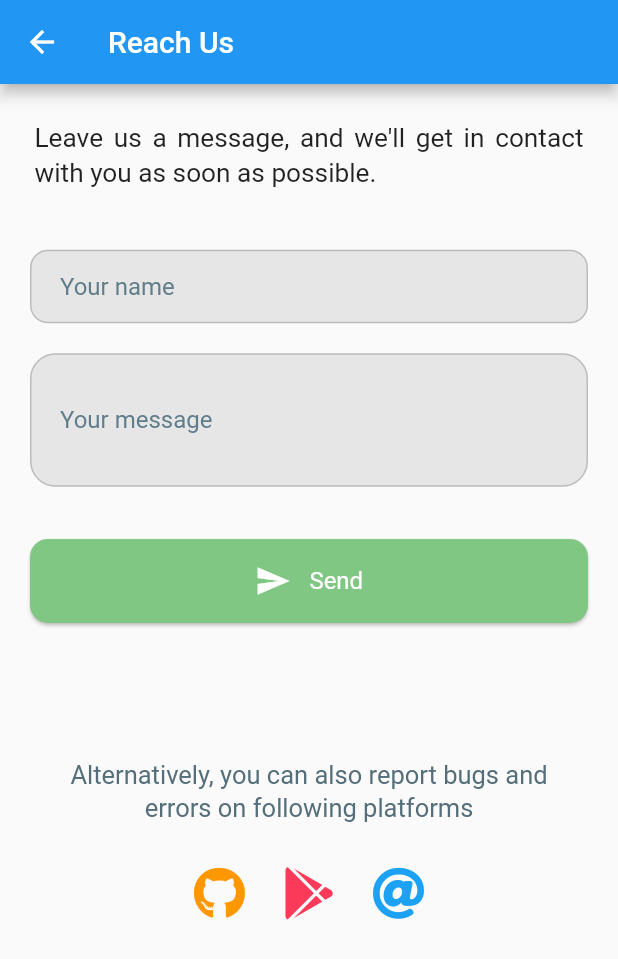
After one commit to Avadhesh-Nasit/Construction-Application, a Flutter app: the ReachUs screen opened directly, after a tap on "Send", on a phone screen of 412 x 824 dp. The commit adds this screen. Shown: the top 959 px of the screen. Run offline on Flutter 3.47's test engine with Material 2 defaults, Android fonts, the phone set to English and light mode, and no system bars; our stand-ins replace carousel_slider, cloud_firestore, firebase_auth, firebase_core, firebase_database, firebase_storage and 5 more; missing offline and left inert: favorite_button, firestore_search, geocoder, rate_my_app; accounts and stored records are empty; Roboto replaces fonts that are missing (RobotoSlab).

Commit message:
21/05/2021

```diff
--- a/lib/screens/admin.dart
+++ b/lib/screens/admin.dart
@@ -1,5 +1,6 @@
 import 'package:cloud_firestore/cloud_firestore.dart';
 import 'package:construction_application/models/databaseManager.dart';
+import 'package:construction_application/screens/rating.dart';
 import 'package:construction_application/screens/searchProperty.dart';
 import 'package:construction_application/screens/searchUserWithEmail.dart';
 import 'package:construction_application/screens/searchUserWithPhoneNumber.dart';
@@ -168,6 +169,18 @@ class _adminState extends State<admin> {
             //     ],
             //   ),
             // ),
+            ListTile(
+              title:Row(
+                children: [
+                  Icon(Icons.info_outline),
+                  Padding(padding: EdgeInsets.only(left: 10.0)),
+                  Text("Rating")
+                ],
+              ),
+              onTap: (){
+                Navigator.of(context).push(MaterialPageRoute(builder: (context)=>ReachUs()));
+              },
+            ),
             Divider(color: Colors.indigo,),
             ListTile(
               title:Row(
--- /dev/null
+++ b/lib/screens/rating.dart
@@ -0,0 +1,347 @@
+// import 'package:flutter/material.dart';
+// import 'package:fluttertoast/fluttertoast.dart';
+// import 'package:rate_my_app/rate_my_app.dart';
+//
+// /// Main Rate my app instance.
+// RateMyApp _rateMyApp = RateMyApp(
+//   preferencesPrefix: 'rateMyApp_',
+//   minDays: 7,
+//   minLaunches: 10,
+//   remindDays: 7,
+//   remindLaunches: 10,
+//   // appStoreIdentifier: '',
+//   // googlePlayIdentifier: '',
+// );
+//
+// class rating extends StatefulWidget {
+//   @override
+//   _ratingState createState() => _ratingState();
+// }
+//
+// class _ratingState extends State<rating> {
+//   @override
+//   void initState() {
+//     super.initState();
+//     _rateMyApp.init().then((_) {
+//       _rateMyApp.conditions.forEach((condition) {
+//         if (condition is DebuggableCondition) {
+//           //print(condition.valuesAsString());
+//           // We iterate through our list of conditions and we print all debuggable ones.
+//         }
+//       });
+//
+//       print('Are all conditions met ? ' +
+//           (_rateMyApp.shouldOpenDialog ? 'Yes' : 'No'));
+//
+//       if (_rateMyApp.shouldOpenDialog) _buildShowStarRateDialog(context);
+//     });
+//   }
+//
+//   _buildShowStarRateDialog(BuildContext context) {
+//     _rateMyApp.showStarRateDialog(context, actionsBuilder: (_, count) {
+//       final Widget cancelButton = RateMyAppNoButton(
+//         // We create a custom "Cancel" button using the RateMyAppNoButton class.
+//         _rateMyApp,
+//         text: 'CANCEL',
+//         callback: () => setState(() {}),
+//       );
+//       if (count == null || count == 0) {
+//         // If there is no rating (or a 0 star rating), we only have to return our cancel button.
+//         return [cancelButton];
+//       }
+//
+//       // Otherwise we can do some little more things...
+//       String message = 'You\'ve put ' + count.round().toString() + ' star(s). ';
+//       Color color;
+//       switch (count.round()) {
+//         case 1:
+//           message += 'Did this app hurt you physically ?';
+//           color = Colors.red;
+//           break;
+//         case 2:
+//           message += 'That\'s not really cool man.';
+//           color = Colors.orange;
+//           break;
+//         case 3:
+//           message += 'Well, it\'s average.';
+//           color = Colors.yellow;
+//           break;
+//         case 4:
+//           message += 'This is cool, like this app.';
+//           color = Colors.lime;
+//           break;
+//         case 5:
+//           message += 'Great ! <3';
+//           color = Colors.green;
+//           break;
+//       }
+//
+//       return [
+//         FlatButton(
+//           child: const Text('OK'),
+//           onPressed: () async {
+//             print(message);
+//             //Toast.show(message, context,
+//               //  duration: Toast.LENGTH_LONG, gravity: Toast.TOP);
+//
+//             // This allow to mimic a click on the default "Rate" button and thus update the conditions based on it ("Do not open again" condition for example) :
+//             await _rateMyApp.callEvent(RateMyAppEventType.rateButtonPressed);
+//             Navigator.pop<RateMyAppDialogButton>(
+//                 context, RateMyAppDialogButton.rate);
+//
+//             setState(() {});
+//           },
+//         ),
+//         cancelButton,
+//       ];
+//     });
+//
+//   }
+//   @override
+//   Widget build(BuildContext context) {
+//     return Scaffold(
+//       appBar: AppBar(
+//         title: Text("Rating"),
+//       ),
+//     );
+//   }
+// }
+
+import 'package:flutter/material.dart';
+import 'package:font_awesome_flutter/font_awesome_flutter.dart';
+import 'package:url_launcher/url_launcher.dart';
+
+class ReachUs extends StatefulWidget {
+  @override
+  _ReachUsState createState() => _ReachUsState();
+}
+
+class _ReachUsState extends State<ReachUs> {
+  launchUrl(String url) async {
+    if (await canLaunch(url)) {
+      await launch(url);
+    } else {
+      throw 'Could not launch $url';
+    }
+  }
+
+  _launchURLMail() async {
+    const url =
+        'mailto:smith@example.org?subject=LifePlusApp&body=Your sugestions%20or Feedback..';
+    if (await canLaunch(url)) {
+      await launch(url);
+    } else {
+      throw 'Could not launch $url';
+    }
+  }
+
+  TextEditingController t1 = TextEditingController();
+  TextEditingController t2 = TextEditingController();
+  String name;
+  String message;
+
+  @override
+  Widget build(BuildContext context) {
+    return Scaffold(
+      resizeToAvoidBottomInset: false,
+      appBar: AppBar(
+        title: Text("Reach Us"),
+      ),
+      body: Padding(
+        padding: const EdgeInsets.all(10.0),
+        child: Column(
+          mainAxisAlignment: MainAxisAlignment.start,
+          children: <Widget>[
+            Padding(
+              padding:
+              const EdgeInsets.symmetric(vertical: 14.0, horizontal: 13),
+              child: Text(
+                "Leave us a message, and we'll get in contact with you as soon as possible.",
+                style: TextStyle(
+                  fontSize: 17.5,
+                  height: 1.3,
+                  fontFamily: 'RobotoSlab',
+                ),
+                textAlign: TextAlign.justify,
+              ),
+            ),
+            SizedBox(
+              height: MediaQuery.of(context).size.height * 0.02,
+            ),
+            Padding(
+              padding: const EdgeInsets.all(10.0),
+              child: TextField(
+                onChanged: (val) {
+                  if (val != null || val.length > 0) name = val;
+                },
+                controller: t1,
+                decoration: InputDecoration(
+                  fillColor: Color(0xffe6e6e6),
+                  filled: true,
+                  contentPadding:
+                  EdgeInsets.symmetric(vertical: 15, horizontal: 20),
+                  hintText: 'Your name',
+                  hintStyle: TextStyle(
+                      color: Colors.blueGrey, fontFamily: 'RobotoSlab'),
+                  border: OutlineInputBorder(
+                    borderRadius: BorderRadius.all(
+                      Radius.circular(12),
+                    ),
+                    borderSide: BorderSide(color: Colors.grey[400]),
+                  ),
+                  enabledBorder: OutlineInputBorder(
+                    borderRadius: BorderRadius.all(
+                      Radius.circular(12),
+                    ),
+                    borderSide: BorderSide(color: Colors.grey[400]),
+                  ),
+                  focusedBorder: OutlineInputBorder(
+                    borderRadius: BorderRadius.all(
+                      Radius.circular(12),
+                    ),
+                    borderSide: BorderSide(color: Colors.grey[400]),
+                  ),
+                ),
+              ),
+            ),
+            SizedBox(
+              height: MediaQuery.of(context).size.height * 0.0001,
+            ),
+            Padding(
+              padding: const EdgeInsets.all(10),
+              child: TextField(
+                onChanged: (val) {
+                  if (val != null || val.length > 0) message = val;
+                },
+                textAlign: TextAlign.start,
+                controller: t2,
+                decoration: InputDecoration(
+                  fillColor: Color(0xffe6e6e6),
+                  filled: true,
+                  contentPadding:
+                  EdgeInsets.symmetric(vertical: 35, horizontal: 20),
+                  hintText: 'Your message',
+                  hintStyle: TextStyle(
+                    color: Colors.blueGrey,
+                    fontFamily: 'RobotoSlab',
+                  ),
+                  border: OutlineInputBorder(
+                    borderRadius: BorderRadius.all(
+                      Radius.circular(17),
+                    ),
+                    borderSide: BorderSide(color: Colors.grey[400]),
+                  ),
+                  enabledBorder: OutlineInputBorder(
+                    borderRadius: BorderRadius.all(
+                      Radius.circular(17),
+                    ),
+                    borderSide: BorderSide(color: Colors.grey[400]),
+                  ),
+                  focusedBorder: OutlineInputBorder(
+                    borderRadius: BorderRadius.all(
+                      Radius.circular(17),
+                    ),
+                    borderSide: BorderSide(color: Colors.grey[400]),
+                  ),
+                ),
+              ),
+            ),
+            SizedBox(
+              height: MediaQuery.of(context).size.height * 0.03,
+            ),
+            Card(
+              color: Colors.green[300],
+              shape: RoundedRectangleBorder(
+                borderRadius: BorderRadius.circular(12.0),
+              ),
+              margin: EdgeInsets.symmetric(horizontal: 10.0),
+              child: GestureDetector(
+                onTap: () {
+                  setState(() {
+                    t1.clear();
+                    t2.clear();
+                    launchUrl(
+                        "mailto:avadheshnasit1@gmail.com?subject=From $name&body=$message");
+                  });
+                },
+                child: ListTile(
+                  title: Row(
+                    mainAxisAlignment: MainAxisAlignment.center,
+                    children: <Widget>[
+                      Center(
+                          child: Icon(
+                            Icons.send,
+                            color: Colors.white,
+                          )),
+                      SizedBox(
+                        width: MediaQuery.of(context).size.width * 0.03,
+                      ),
+                      Center(
+                          child: Text(
+                            "Send",
+                            textAlign: TextAlign.center,
+                            style: TextStyle(
+                                color: Colors.white, fontFamily: 'RobotoSlab'),
+                          )),
+                    ],
+                  ),
+                ),
+              ),
+            ),
+            SizedBox(
+              height: MediaQuery.of(context).size.height * 0.06,
+            ),
+            Padding(
+              padding: EdgeInsets.only(
+                  top: MediaQuery.of(context).size.height * 0.05,
+                  left: 21,
+                  right: 21,
+                  bottom: MediaQuery.of(context).size.height * 0.034),
+              child: Text(
+                "Alternatively, you can also report bugs and errors on following platforms",
+                textAlign: TextAlign.center,
+                style: TextStyle(
+                  fontFamily: 'RobotoSlab',
+                  color: Colors.blueGrey[600],
+                  fontSize: 17,
+                  height: 1.3,
+                ),
+              ),
+            ),
+            Row(
+              mainAxisAlignment: MainAxisAlignment.center,
+              children: <Widget>[
+                GestureDetector(
+                  onTap: () => launchUrl(
+                      "https://github.com/shivamkapasia0/lifeplusapp"),
+                  child: Icon(
+                    FontAwesomeIcons.github,
+                    color: Colors.orange,
+                    size: 35,
+                  ),
+                ),
+                SizedBox(
+                  width: MediaQuery.of(context).size.width * 0.06,
+                ),
+                GestureDetector(
+                  onTap: () => launchUrl(
+                      "https://play.google.com/store/apps/details?id=com.lifeplusapp&hl=en_IN"),
+                  child: Icon(FontAwesomeIcons.googlePlay,
+                      color: Color(0xfffb3958), size: 35),
+                ),
+                SizedBox(
+                  width: MediaQuery.of(context).size.width * 0.06,
+                ),
+                GestureDetector(
+                  onTap: () => _launchURLMail(),
+                  child: Icon(FontAwesomeIcons.at,
+                      color: Color(0xff1DA1F2), size: 35),
+                ),
+              ],
+            ),
+          ],
+        ),
+      ),
+    );
+  }
+}
--- a/pubspec.yaml
+++ b/pubspec.yaml
@@ -50,6 +50,9 @@ dependencies:
   geoflutterfire: ^2.0.3+8
   flutter_spinkit: ^5.0.0
   rate_my_app: ^1.1.0+1
+  fluttertoast: ^8.0.7
+  url_launcher: ^6.0.4
+  font_awesome_flutter: ^9.0.0
 
 
 
```
Also changed, not shown: pubspec.lock.
